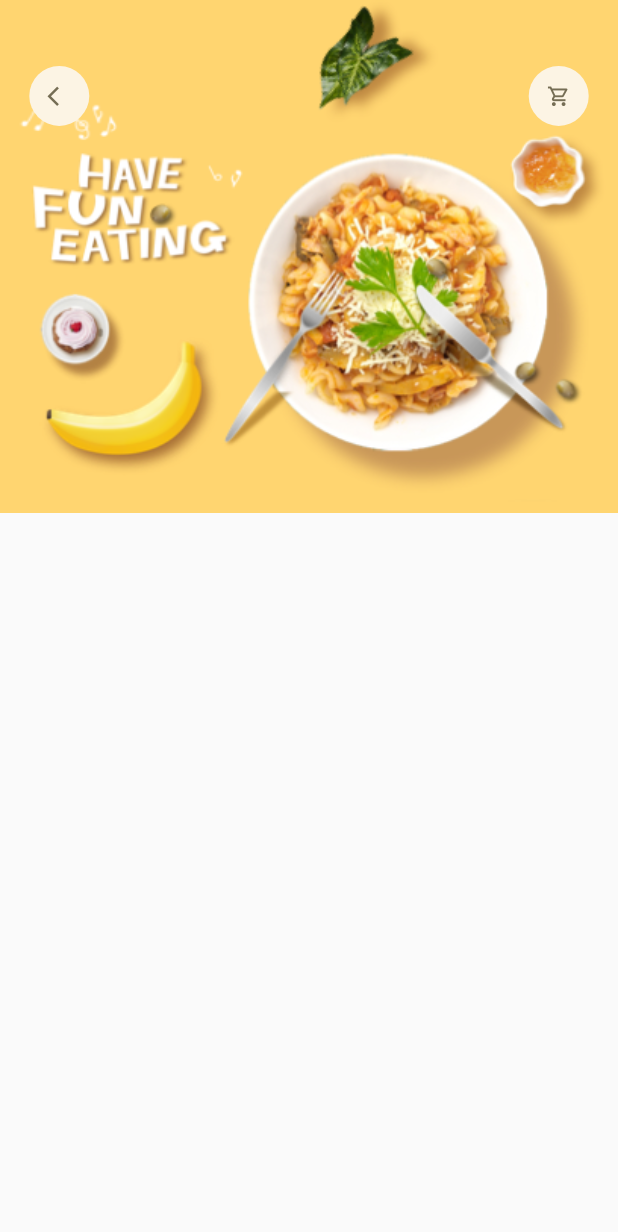
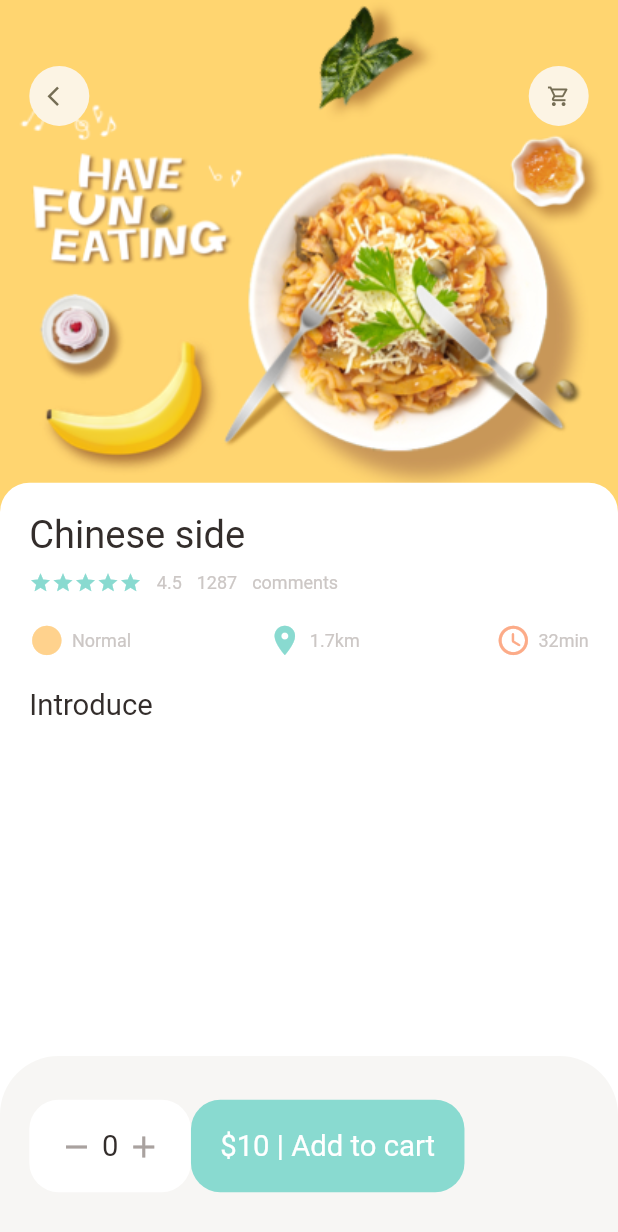
Before and after one commit to zaidoun92/food_delivery_app, a Flutter app: the screen it shows after launch, on a phone screen of 412 x 824 dp. Shown: the top 1232 px of the screen. Run offline on Flutter 3.47's test engine with Material 2 defaults, Android fonts, the phone set to English and light mode, and no system bars; our stand-ins replace dots_indicator, get.

Commit message:
Complete UI of Button Navigation Bar

```diff
--- a/lib/pages/food/popular_food_detaol.dart
+++ b/lib/pages/food/popular_food_detaol.dart
@@ -1,6 +1,9 @@
 import 'package:flutter/material.dart';
+import 'package:food_delivery/utils/colors.dart';
 import 'package:food_delivery/utils/dimansions.dart';
+import 'package:food_delivery/widgets/app_column.dart';
 import 'package:food_delivery/widgets/app_icon.dart';
+import 'package:food_delivery/widgets/big_text.dart';
 
 class PopularFoodDetail extends StatelessWidget {
   const PopularFoodDetail({Key? key}) : super(key: key);
@@ -8,6 +11,7 @@ class PopularFoodDetail extends StatelessWidget {
   @override
   Widget build(BuildContext context) {
     return Scaffold(
+      backgroundColor: Colors.white,
       body: Stack(
         children: [
           Positioned(
@@ -38,7 +42,86 @@ class PopularFoodDetail extends StatelessWidget {
               ],
             ),
           ),
+          Positioned(
+            left: 0,
+            right: 0,
+            bottom: 0,
+            top: Dimensions.popularFoodImgSize - 20,
+            child: Container(
+              padding: EdgeInsets.only(
+                left: Dimensions.width20,
+                right: Dimensions.width20,
+                top: Dimensions.height20,
+              ),
+              decoration: BoxDecoration(
+                borderRadius: BorderRadius.only(
+                  topRight: Radius.circular(Dimensions.radius20),
+                  topLeft: Radius.circular(Dimensions.radius20),
+                ),
+                color: Colors.white,
+              ),
+              child: Column(
+                crossAxisAlignment: CrossAxisAlignment.start,
+                children: [
+                  AppColumn(text: "Chinese side"),
+                  SizedBox(height: Dimensions.height20),
+                  BigText(text: "Introduce")
+                ],
+              ),
+            ),
+          ),
         ],
+      ),
+      bottomNavigationBar: Container(
+        height: 120,
+        padding: EdgeInsets.only(
+          top: Dimensions.height30,
+          bottom: Dimensions.height30,
+          left: Dimensions.width20,
+          right: Dimensions.width20,
+        ),
+        decoration: BoxDecoration(
+          color: AppColors.buttonBackgroundColor,
+          borderRadius: BorderRadius.only(
+            topRight: Radius.circular(Dimensions.radius20 * 2),
+            topLeft: Radius.circular(Dimensions.radius20 * 2),
+          ),
+        ),
+        child: Row(
+          children: [
+            Container(
+              padding: EdgeInsets.symmetric(
+                vertical: Dimensions.height20,
+                horizontal: Dimensions.width20,
+              ),
+              decoration: BoxDecoration(
+                borderRadius: BorderRadius.circular(Dimensions.radius20),
+                color: Colors.white,
+              ),
+              child: Row(
+                mainAxisAlignment: MainAxisAlignment.spaceBetween,
+                children: [
+                  const Icon(Icons.remove, color: AppColors.signColor),
+                  SizedBox(width: Dimensions.width10 / 2),
+                  BigText(text: "0"),
+                  SizedBox(width: Dimensions.width10 / 2),
+                  const Icon(Icons.add, color: AppColors.signColor),
+                ],
+              ),
+            ),
+            Container(
+              padding: EdgeInsets.symmetric(
+                vertical: Dimensions.height20,
+                horizontal: Dimensions.width20,
+              ),
+              child: BigText(text: "\$10 | Add to cart", color: Colors.white),
+              decoration: BoxDecoration(
+                borderRadius: BorderRadius.circular(Dimensions.radius20),
+                color: AppColors.mainColor,
+              ),
+            ),
+          ],
+        ),
       ),
     );
   }
--- a/lib/pages/home/food_page_body.dart
+++ b/lib/pages/home/food_page_body.dart
@@ -3,6 +3,7 @@ import 'package:flutter/material.dart';
 import 'package:flutter/widgets.dart';
 import 'package:food_delivery/utils/colors.dart';
 import 'package:food_delivery/utils/dimansions.dart';
+import 'package:food_delivery/widgets/app_column.dart';
 import 'package:food_delivery/widgets/big_text.dart';
 import 'package:food_delivery/widgets/icon_and_text_widget.dart';
 import 'package:food_delivery/widgets/small_text.dart';
@@ -259,54 +260,7 @@ class _FoodPageBodyState extends State<FoodPageBody> {
               child: Container(
                 padding: EdgeInsets.only(
                     top: Dimensions.height15, left: 15, right: 15),
-                child: Column(
-                  crossAxisAlignment: CrossAxisAlignment.start,
-                  children: [
-                    BigText(text: "Chinese Side"),
-                    SizedBox(height: Dimensions.height10),
-                    Row(
-                      children: [
-                        Wrap(
-                          children: List.generate(
-                            5,
-                            (index) => const Icon(
-                              Icons.star,
-                              color: AppColors.mainColor,
-                              size: 15,
-                            ),
-                          ),
-                        ),
-                        const SizedBox(width: 10),
-                        SmallText(text: "4.5"),
-                        const SizedBox(width: 10),
-                        SmallText(text: "1287"),
-                        const SizedBox(width: 10),
-                        SmallText(text: "comments"),
-                      ],
-                    ),
-                    SizedBox(height: Dimensions.height20),
-                    Row(
-                      mainAxisAlignment: MainAxisAlignment.spaceBetween,
-                      children: const [
-                        IconAndTextWidget(
-                          icon: Icons.circle_sharp,
-                          text: "Normal",
-                          iconColor: AppColors.iconColor1,
-                        ),
-                        IconAndTextWidget(
-                          icon: Icons.location_on,
-                          text: "1.7km",
-                          iconColor: AppColors.mainColor,
-                        ),
-                        IconAndTextWidget(
-                          icon: Icons.access_time_rounded,
-                          text: "32min",
-                          iconColor: AppColors.iconColor2,
-                        ),
-                      ],
-                    ),
-                  ],
-                ),
+                child: AppColumn(text: "Chinese side"),
               ),
             ),
           ),
--- a/lib/utils/dimansions.dart
+++ b/lib/utils/dimansions.dart
@@ -20,7 +20,9 @@ class Dimensions {
   static double width20 = screenHeight / 42.2;
   static double width30 = screenHeight / 28.13;
 
+  // font size
   static double font20 = screenHeight / 42.2;
+  static double font26 = screenHeight / 32.46;
 
   // radius
   static double radius15 = screenHeight / 56.27;
--- /dev/null
+++ b/lib/widgets/app_column.dart
@@ -0,0 +1,67 @@
+import 'package:flutter/material.dart';
+import 'package:food_delivery/utils/colors.dart';
+import 'package:food_delivery/utils/dimansions.dart';
+import 'package:food_delivery/widgets/big_text.dart';
+import 'package:food_delivery/widgets/icon_and_text_widget.dart';
+import 'package:food_delivery/widgets/small_text.dart';
+
+class AppColumn extends StatelessWidget {
+  final String text;
+
+  const AppColumn({
+    Key? key,
+    required this.text,
+  }) : super(key: key);
+
+  @override
+  Widget build(BuildContext context) {
+    return Column(
+      crossAxisAlignment: CrossAxisAlignment.start,
+      children: [
+        BigText(text: text, size: Dimensions.font26),
+        SizedBox(height: Dimensions.height10),
+        Row(
+          children: [
+            Wrap(
+              children: List.generate(
+                5,
+                (index) => const Icon(
+                  Icons.star,
+                  color: AppColors.mainColor,
+                  size: 15,
+                ),
+              ),
+            ),
+            const SizedBox(width: 10),
+            SmallText(text: "4.5"),
+            const SizedBox(width: 10),
+            SmallText(text: "1287"),
+            const SizedBox(width: 10),
+            SmallText(text: "comments"),
+          ],
+        ),
+        SizedBox(height: Dimensions.height20),
+        Row(
+          mainAxisAlignment: MainAxisAlignment.spaceBetween,
+          children: const [
+            IconAndTextWidget(
+              icon: Icons.circle_sharp,
+              text: "Normal",
+              iconColor: AppColors.iconColor1,
+            ),
+            IconAndTextWidget(
+              icon: Icons.location_on,
+              text: "1.7km",
+              iconColor: AppColors.mainColor,
+            ),
+            IconAndTextWidget(
+              icon: Icons.access_time_rounded,
+              text: "32min",
+              iconColor: AppColors.iconColor2,
+            ),
+          ],
+        ),
+      ],
+    );
+  }
+}
```
